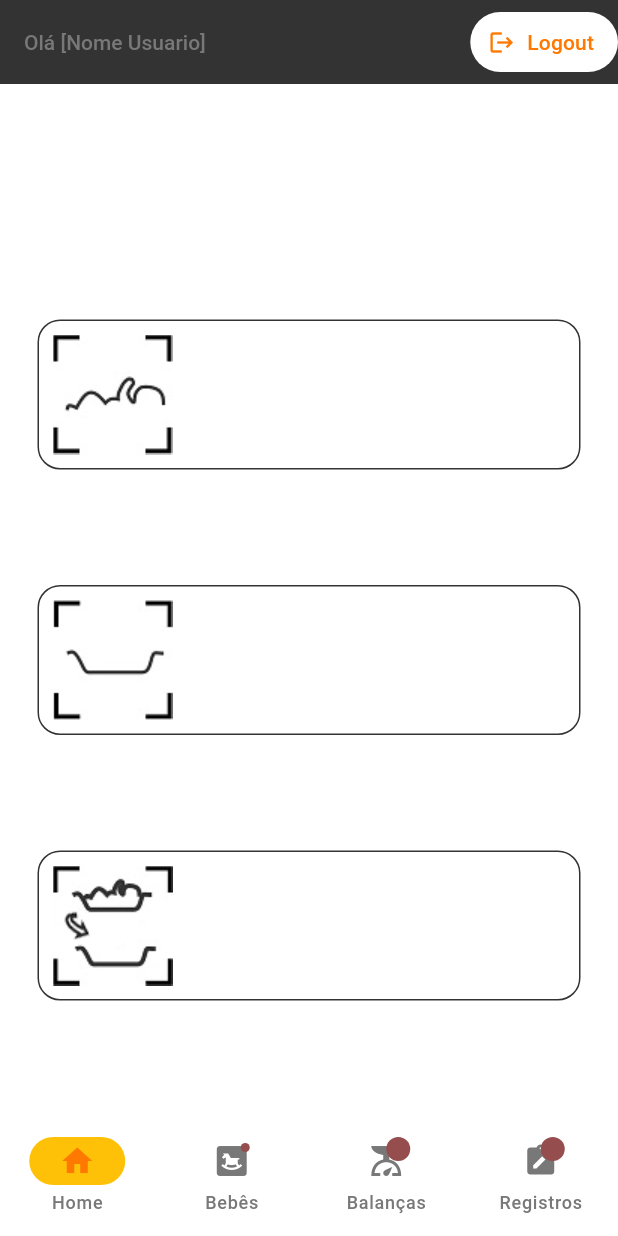
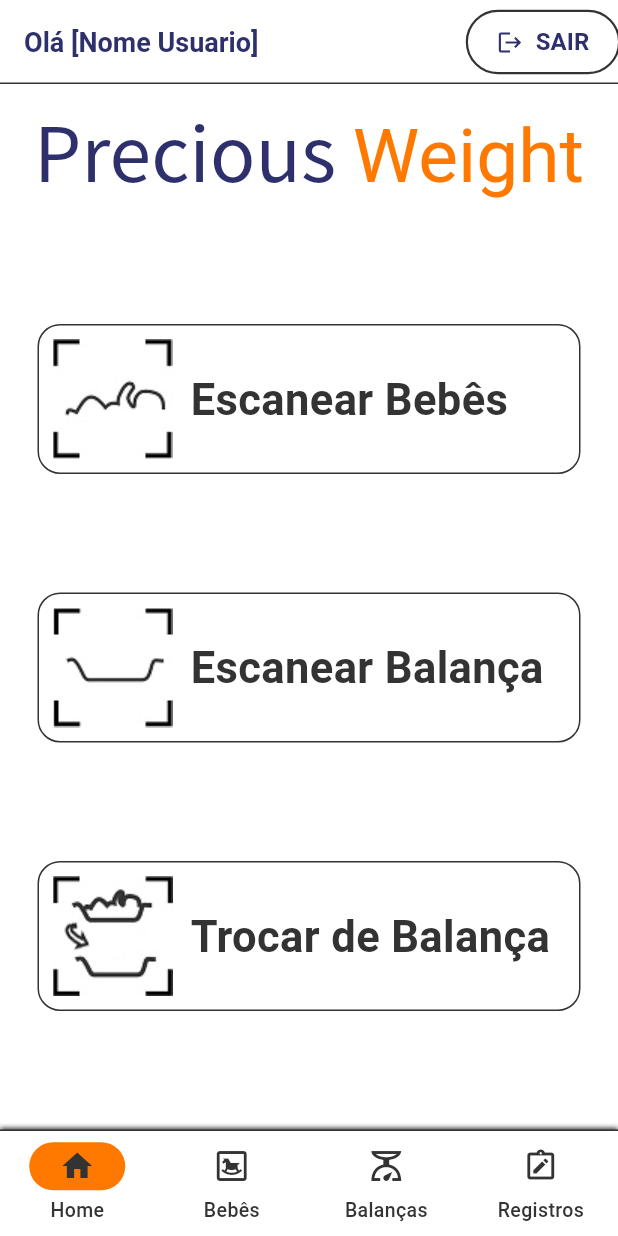
Before and after one commit to HanielPinheiro/PreciousWeight, a Flutter app: the MenuManager screen opened directly, on a phone screen of 412 x 824 dp. Run offline on Flutter 3.47's test engine with Material 3 defaults, Android fonts, the phone set to English and light mode, and no system bars; our stand-ins replace fl_chart, google_fonts, pretty_qr_code; missing offline and left inert: mobile_scanner; Roboto replaces fonts that are missing (Amaranth, Caprasimo, Poppins).

Commit message:
Casa da Luh - 31/03 Tema ajustado com sucesso

```diff
--- a/lib/models/patients/patient.dart
+++ b/lib/models/babies/baby.dart
@@ -1,7 +1,7 @@
 import '../scales/scales.dart';
 import '../weight/weight.dart';
 
-const String patient_tableName = "patients";
+const String patient_tableName = "babies";
 const String patient_id = "id_baby";
 const String patient_hospitalRegister = "hospital_register";
 const String patient_name = "full_name";
--- a/lib/models/logs/log.dart
+++ b/lib/models/logs/log.dart
@@ -1,4 +1,4 @@
-import '../patients/patient.dart';
+import '../babies/baby.dart';
 import '../enums.dart';
 import '../scales/scales.dart';
 
--- a/lib/models/scales/scales_repository.dart
+++ b/lib/models/scales/scales_repository.dart
@@ -26,6 +26,7 @@ class ScalesRepository {
   static List<Widget> GetScalesLikeCards(BuildContext context) {
     return scales.map((_scale) {
       return ElementsOfViews.CardToList(
+        context,
         Icons.scale,
         'Código da Balança  #${_scale.id}',
         'Estado: ${_scale.status == 1 ? 'Operante' : 'Inoperante'}',
--- a/lib/models/weight/weight.dart
+++ b/lib/models/weight/weight.dart
@@ -1,12 +1,10 @@
-// Constants
-import '../patients/patient.dart';
+import '../babies/baby.dart';
 import '../scales/scales.dart';
 
-const String weight_key = 'peso'; // Added constant for weight
+const String weight_key = 'peso';
 const String weight_id = 'id_peso';
 const String weight_date = 'date_peso';
 
-// WeightModel Class
 class WeightModel {
   final int id;
   final DateTime date;
--- /dev/null
+++ b/lib/repository/design/button_styles.dart
@@ -0,0 +1,25 @@
+import 'package:flutter/material.dart';
+
+const EdgeInsets top_30 = EdgeInsets.fromLTRB(0, 30, 0, 0);
+const EdgeInsets top_40 = EdgeInsets.fromLTRB(0, 40, 0, 0);
+const EdgeInsets top_50 = EdgeInsets.fromLTRB(0, 50, 0, 0);
+const EdgeInsets all = EdgeInsets.all(20);
+
+class MyButtonStyles {
+  ButtonStyle GetLogoutButtonStyle(BuildContext context) {
+    final colorScheme = Theme.of(context).colorScheme;
+    return OutlinedButton.styleFrom(
+      backgroundColor: colorScheme.surface,
+      padding: EdgeInsets.zero,
+      minimumSize: Size.fromWidth(100),
+      maximumSize: Size.fromWidth(100),
+      side: BorderSide(
+        color: colorScheme.primary, width: 1.5,
+        strokeAlign: BorderSide.strokeAlignOutside,
+      ),
+      shape: RoundedRectangleBorder(
+        borderRadius: BorderRadius.circular(20),
+      ),
+    );
+  }
+}
--- a/lib/repository/design/design_rules.dart
+++ /dev/null
@@ -1,27 +0,0 @@
-import 'package:flutter/material.dart';
-
-import 'colors.dart';
-
-const EdgeInsets top_30 = EdgeInsets.fromLTRB(0, 30, 0, 0);
-const EdgeInsets top_40 = EdgeInsets.fromLTRB(0, 40, 0, 0);
-const EdgeInsets top_50 = EdgeInsets.fromLTRB(0, 50, 0, 0);
-const EdgeInsets all = EdgeInsets.all(20);
-
-class MyButtonStyles {
-  static WidgetStateProperty<Color> color = WidgetStateProperty.resolveWith<Color>(
-          (Set<WidgetState> states) {
-        if (states.contains(WidgetState.pressed)) return white;
-        return strongOrange;
-      });
-
-  static WidgetStateProperty<Color> bkg = WidgetStateProperty.resolveWith<Color>(
-          (Set<WidgetState> states) {
-        if (states.contains(WidgetState.pressed)) return strongOrange;
-        return white;
-      });
-
-  static ButtonStyle whiteDefaultPurplePressed = ButtonStyle(
-      foregroundColor: color,
-      backgroundColor: bkg
-  );
-}
--- a/lib/repository/design/theme.dart
+++ b/lib/repository/design/theme.dart
@@ -29,19 +29,19 @@ class PreciousWeightTheme {
 
   static ColorScheme lightColorScheme = ColorScheme(
     primary: black,
+    secondary: light_gray,
+    onSurface: gray,
+    surface: white,
     onPrimary: blue,
-    secondary: gray,
     onSecondary: strongOrange,
-    surface: white,
-    onSurface: gray,
+    onTertiary: medium_orange,
     error: red,
-    onError: light_gray,
+    onError: light_orange,
     brightness: Brightness.light
   );
 
   static ColorScheme darkColorScheme = lightColorScheme.copyWith(
     primary: white,
-    secondary: light_gray,
     surface: black,
     brightness: Brightness.dark
   );
--- a/lib/repository/widgets/elements.dart
+++ b/lib/repository/widgets/elements.dart
@@ -2,7 +2,7 @@ import 'package:flutter/material.dart';
 import 'package:fl_chart/fl_chart.dart';
 import '../../models/weight/weight.dart';
 import '../design/colors.dart';
-import '../design/design_rules.dart';
+import '../design/button_styles.dart';
 import '../design/fonts.dart';
 
 class ElementsOfViews {
@@ -40,7 +40,8 @@ class ElementsOfViews {
         child: Text(text, style: style));
   }
 
-  static Widget ScanButton(String label, String lbl_img, VoidCallback onTap) {
+  static Widget ScanButton(BuildContext context, String label, String lbl_img, VoidCallback onTap) {
+    final theme = Theme.of(context);
     return Padding(
       padding: const EdgeInsets.symmetric(horizontal: 25),
       child: InkWell(
@@ -49,15 +50,16 @@ class ElementsOfViews {
         child: Container(
           padding: EdgeInsets.all(9),
           decoration: BoxDecoration(
-            color: white, // Background color
-            border: Border.all(color: black),
+            color: theme.colorScheme.surface,
+            border: Border.all(color: theme.colorScheme.primary),
             borderRadius: BorderRadius.circular(15),
           ),
           child: Row(
             children: [
               Image.asset("assets/imgs/$lbl_img", width: 80, height: 80, fit: BoxFit.cover),
               SizedBox(width: 12),
-              Expanded(child: Text(label, style: amaranth_29)),
+              Expanded(child: Text(label, style: amaranth_29.copyWith(
+                  color:theme.colorScheme.primary))),
             ],
           ),
         ),
@@ -65,29 +67,49 @@ class ElementsOfViews {
     );
   }
 
-  static Widget CardToList(IconData icon, String title, String subtitle, VoidCallback detailsScreen) {
+  static Widget CardToList(BuildContext context, IconData icon,
+      String title, String subtitle, VoidCallback detailsScreen) {
     return Card(
+        color: Theme.of(context).colorScheme.surface,
+        elevation: 5,
+        shadowColor: Theme.of(context).colorScheme.primary,
+        shape: RoundedRectangleBorder(
+          side: BorderSide(
+            color: Theme.of(context).colorScheme.primary,
+            width: 1.0,
+          ),
+          borderRadius: BorderRadius.circular(12),
+        ),
         child: GestureDetector(
-            onDoubleTap: detailsScreen,
+            onTap: detailsScreen,
             child: ListTile(
-              leading: Icon(icon),
-              title: Text(title),
-              subtitle: Text(subtitle),
+              leading: Icon(icon, color: Theme.of(context).colorScheme.primary),
+              title: Text(title, style: headlineSmall.copyWith(color: Theme.of(context).colorScheme.primary)),
+              subtitle: Text(subtitle, style: bodyLarge.copyWith(color: Theme.of(context).colorScheme.primary)),
+
             )));
   }
 
-  static Widget CardToText(String label, Color? bgColor) {
+  static Widget CardToText(BuildContext context, String label, {Color? bgColor, Color? fgColor}) {
     return Padding(
       padding: const EdgeInsets.symmetric(horizontal: 25),
       child: Card(
-        color: bgColor,
-        shape: RoundedRectangleBorder(borderRadius: BorderRadius.circular(15)),
+        elevation: 5,
+        shadowColor: Theme.of(context).colorScheme.primary,
+        shape: RoundedRectangleBorder(
+          side: BorderSide(
+            color: Theme.of(context).colorScheme.primary,
+            width: 1.0,
+          ),
+          borderRadius: BorderRadius.circular(12),
+        ),
+        color: bgColor ?? Theme.of(context).colorScheme.surface,
         child: Container(
           padding: EdgeInsets.all(9),
           alignment: Alignment.center, // Centers the text inside the card
           child: Text(
             label,
-            style: amaranth_29,
+            style: amaranth_29.copyWith(color: fgColor ?? Theme.of(context).colorScheme.primary),
             textAlign: TextAlign.center, // Ensures text alignment
           ),
         ),
@@ -124,14 +146,34 @@ class ElementsOfViews {
     );
   }
 
-  static PreferredSizeWidget SimpleAppBar(String title, String label, Icon? _icon, VoidCallback action) {
-    return AppBar(title: Text(title), actions: <Widget>[
-      TextButton.icon(
-        icon: _icon != null ? _icon : null,
-        label: Text(label),
-        style: MyButtonStyles.whiteDefaultPurplePressed,
-        onPressed: action,
-      )
-    ]);
+  static PreferredSizeWidget MenuAppBar(BuildContext context, String title, String label, Icon? _icon, VoidCallback action) {
+    return AppBar(
+        title: Text(title, style: headlineMedium.copyWith(
+              color:Theme.of(context).brightness == Brightness.dark? Colors.white: Theme.of(context).colorScheme.onPrimary)
+        ),
+        shape: Border(bottom:BorderSide(color: Theme.of(context).colorScheme.primary, width: 1.0, style: BorderStyle.solid)),
+        // foregroundColor: Theme.of(context).brightness == Brightness.dark? Colors.white: Theme.of(context).colorScheme.onPrimary,
+        backgroundColor: Theme.of(context).colorScheme.surface,
+        actions: <Widget>[
+          ConstrainedBox(
+            constraints: BoxConstraints(maxWidth: 100, minHeight: 40,maxHeight: 40),
+            child:
+            OutlinedButton .icon(
+                icon: _icon ?? const SizedBox.shrink(),
+                label: Text(label, style: headlineSmall.copyWith(color: Theme.of(context).brightness == Brightness.dark?
+                                                                Colors.white: Theme.of(context).colorScheme.onPrimary),),
+                style: MyButtonStyles().GetLogoutButtonStyle(context),
+                onPressed: action,)
+          )]
+    );
+  }
+
+  static PreferredSizeWidget SimpleAppBar(BuildContext context, String title) {
+    return AppBar(
+        title: Text(title, style: displayMedium.copyWith(color:Theme.of(context).colorScheme.primary),),
+        shape: Border(bottom:BorderSide(color: Theme.of(context).colorScheme.primary, width: 1.0, style: BorderStyle.solid)),
+        foregroundColor: Theme.of(context).colorScheme.primary,
+        backgroundColor: Theme.of(context).colorScheme.surface,
+    );
   }
 }
--- a/lib/repository/widgets/menu.dart
+++ b/lib/repository/widgets/menu.dart
@@ -5,6 +5,7 @@ import '../../views/home/home.dart';
 import '../../views/login/login.dart';
 import '../../views/logs/logs.dart';
 import '../../views/scales/scales.dart';
+import '../design/fonts.dart';
 import '../helper/constants.dart';
 
 class MenuManager extends StatefulWidget {
@@ -15,42 +16,61 @@ class MenuManager extends StatefulWidget {
 class _MenuManagerState extends State<MenuManager> {
   int currentPageIndex = 0; // Index of the selected bottom nav item
 
-  var destinations = const <Widget>[
+  @override
+  Widget build(BuildContext context) {
+    return SafeArea(
+        child: Scaffold(
+      appBar: ElementsOfViews.MenuAppBar(context, 'Olá [Nome Usuario]', 'SAIR',
+          Icon(Icons.logout, semanticLabel: 'SAIR',
+              color:Theme.of(context).brightness == Brightness.dark? Colors.white: Theme.of(context).colorScheme.onPrimary),
+              () {Navigator.pushReplacement(context, MaterialPageRoute(builder: (context) => LoginPage()));}),
+      body: <Widget>[HomePage(), BabiesPage(), ScalesPage(), LogsPage()][currentPageIndex],
+      bottomNavigationBar:
+    Container(
+    decoration: BoxDecoration(
+    border: Border(top: BorderSide(
+      color: Theme.of(context).colorScheme.primary, width: 1.0)),
+    boxShadow: [
+      BoxShadow(color: Theme.of(context).colorScheme.primary,
+      blurRadius: 2,offset: Offset(0, -1)),
+    ]),
+    child:
+      NavigationBar(
+          onDestinationSelected: (int index) {
+            setState(() => currentPageIndex = index);
+          },
+          backgroundColor: Theme.of(context).colorScheme.surface,
+          indicatorColor: Theme.of(context).colorScheme.onSecondary,
+          labelBehavior: NavigationDestinationLabelBehavior.alwaysShow,
+          labelTextStyle: WidgetStateProperty.all(bodyLarge.copyWith(color: Theme.of(context).colorScheme.primary, fontSize: 13.0)),
+          selectedIndex: currentPageIndex,
+          destinations: <Widget>[
             NavigationDestination(
-      selectedIcon: Icon(Icons.home),
-      icon: Icon(Icons.home_outlined),
+              selectedIcon: Icon(Icons.home, color: Theme.of(context).colorScheme.primary),
+              icon: Icon(Icons.home_outlined, color: Theme.of(context).colorScheme.primary),
               label: lbl_home_br,
             ),
             NavigationDestination(
-      icon: Badge(child: Icon(Icons.bedroom_baby)),
+              selectedIcon: Icon(Icons.bedroom_baby, color: Theme.of(context).colorScheme.primary),
+              icon: Icon(Icons.bedroom_baby_outlined, color: Theme.of(context).colorScheme.primary),
               label: lbl_babies_br,
+              // icon: Badge(child: Icon(Icons.bedroom_baby, color: Theme.of(context).colorScheme.primary)),
             ),
             NavigationDestination(
-      icon: Badge(label: Text(''), child: Icon(Icons.scale)),
+              selectedIcon: Icon(Icons.scale, color: Theme.of(context).colorScheme.primary),
+              icon: Icon(Icons.scale_outlined, color: Theme.of(context).colorScheme.primary),
               label: lbl_scales_br,
             ),
             NavigationDestination(
-      icon: Badge(label: Text(''), child: Icon(Icons.note_alt)),
+              selectedIcon: Icon(Icons.note_alt, color: Theme.of(context).colorScheme.primary),
+              icon: Icon(Icons.note_alt_outlined, color: Theme.of(context).colorScheme.primary),
               label: lbl_logs_br,
             ),
-  ];
-
-  @override
-  Widget build(BuildContext context) {
-    return Scaffold(
-      appBar: ElementsOfViews.SimpleAppBar('Olá [Nome Usuario]', 'Logout', Icon(Icons.logout, semanticLabel: 'logout'), () {
-        Navigator.pushReplacement(context, MaterialPageRoute(builder: (context) => LoginPage()));
-      }),
-      body: <Widget>[HomePage(), BabiesPage(), ScalesPage(), LogsPage()][currentPageIndex],
-      bottomNavigationBar: NavigationBar(
-          onDestinationSelected: (int index) {
-            setState(() {
-              currentPageIndex = index;
-            });
-          },
-          indicatorColor: Colors.amber,
-          selectedIndex: currentPageIndex,
-          destinations: destinations),
+          ],
+          surfaceTintColor: Colors.transparent,
+          elevation: 1,
+          height: 70),
+    ))
     );
   }
 }
--- a/lib/views/babies/babies.dart
+++ b/lib/views/babies/babies.dart
@@ -1,5 +1,5 @@
 import 'package:flutter/material.dart';
-import '../../models/patients/patients_repository.dart';
+import '../../models/babies/babies_repository.dart';
 
 class BabiesPage extends StatelessWidget{
   @override
--- a/lib/views/home/home.dart
+++ b/lib/views/home/home.dart
@@ -10,7 +10,13 @@ class HomePage extends StatelessWidget {
     if (result != null) {
       String scannedText = result['text'];
       Uint8List scannedImage = result['image'];
-      showDialog(context: context, builder: (context) => AlertDialog(title: Text("Scanned QR Code"), content: Column(mainAxisSize: MainAxisSize.min, children: [Text(scannedText), SizedBox(height: 10), Image.memory(scannedImage)])));
+      showDialog(
+          context: context,
+          builder: (context) => AlertDialog(
+              title: Text("Scanned QR Code"),
+              content: Column(
+                  mainAxisSize: MainAxisSize.min,
+                  children: [Text(scannedText), SizedBox(height: 10), Image.memory(scannedImage)])));
     }
   }
 
@@ -22,22 +28,21 @@ class HomePage extends StatelessWidget {
       RichText(
         textAlign: TextAlign.center,
         text: TextSpan(children: [
-          TextSpan(text: 'Precious ', style: notosans_50),
-          TextSpan(text: 'Weight', style: caprasimo_50),
+          TextSpan(text: 'Precious ', style: notosans_50.copyWith(
+                color:Theme.of(context).brightness == Brightness.dark? Colors.white: Theme.of(context).colorScheme.onPrimary)),
+          TextSpan(text: 'Weight', style: caprasimo_50.copyWith(
+                    color: Theme.of(context).colorScheme.onSecondary,)),
         ]),
       ),
       SizedBox(height: 65),
-      ElementsOfViews.ScanButton("Escanear Bebês", "home_btn1.jpg", () async {
-        ReadQr(context);
-      }),
+      ElementsOfViews.ScanButton(context, "Escanear Bebês", "home_btn1.jpg",
+              () async {ReadQr(context);}),
       SizedBox(height: 65),
-      ElementsOfViews.ScanButton("Escanear Balança", "home_btn2.jpg", () async {
-        ReadQr(context);
-      }),
+      ElementsOfViews.ScanButton(context, "Escanear Balança", "home_btn2.jpg",
+              () async {ReadQr(context);}),
       SizedBox(height: 65),
-      ElementsOfViews.ScanButton("Trocar de Balança", "home_btn3.jpg", () async {
-        ReadQr(context);
-      }),
+      ElementsOfViews.ScanButton(context, "Trocar de Balança", "home_btn3.jpg",
+              () async {ReadQr(context);}),
       SizedBox(height: 65),
     ])));
   }
```
Also changed, not shown: lib/models/babies/babies_repository.dart (renamed from lib/models/patients/patients_repository.dart, +7 -5 lines), lib/models/logs/logs_repository.dart (+7 -2 lines), lib/repository/widgets/baby_weight_chart.dart (+42 -12 lines), lib/views/babies/babies_details.dart (+8 -8 lines), lib/views/login/login.dart (+29 -17 lines), lib/views/logs/log_details.dart (+13 -14 lines), lib/views/scales/scales_details.dart (+12 -9 lines). Lines whose indentation alone changed are shown as unchanged.
